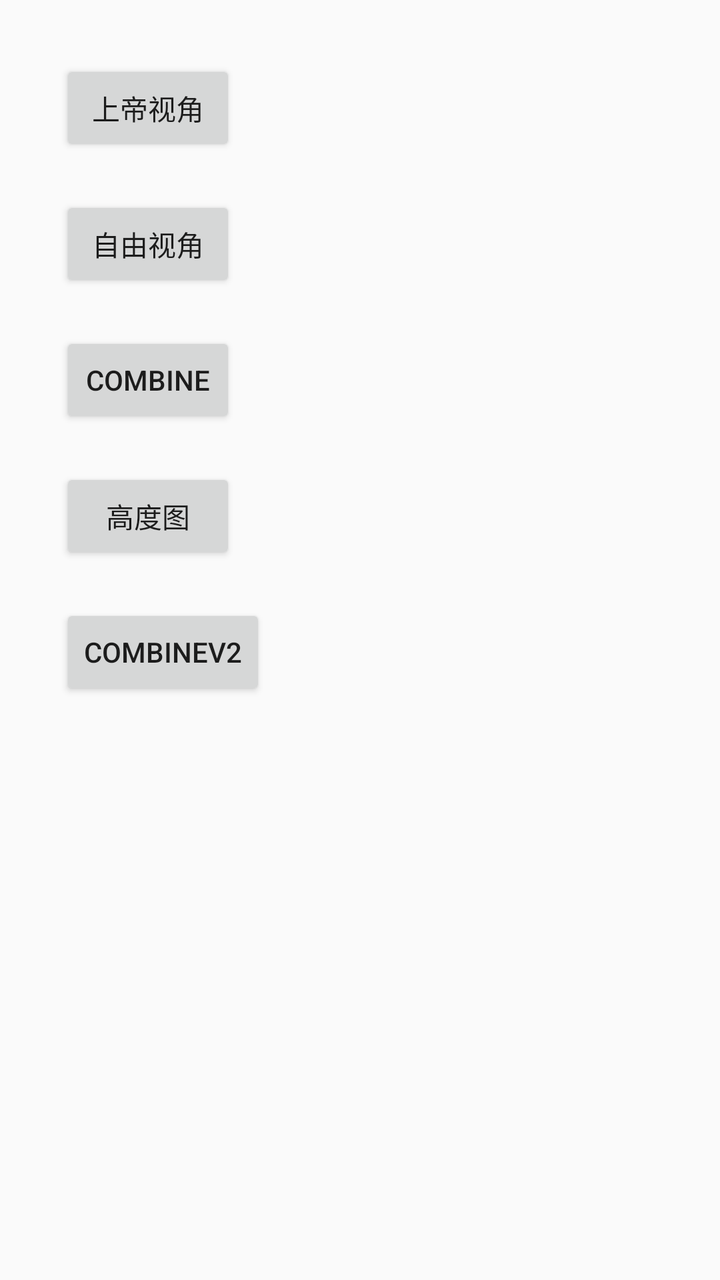
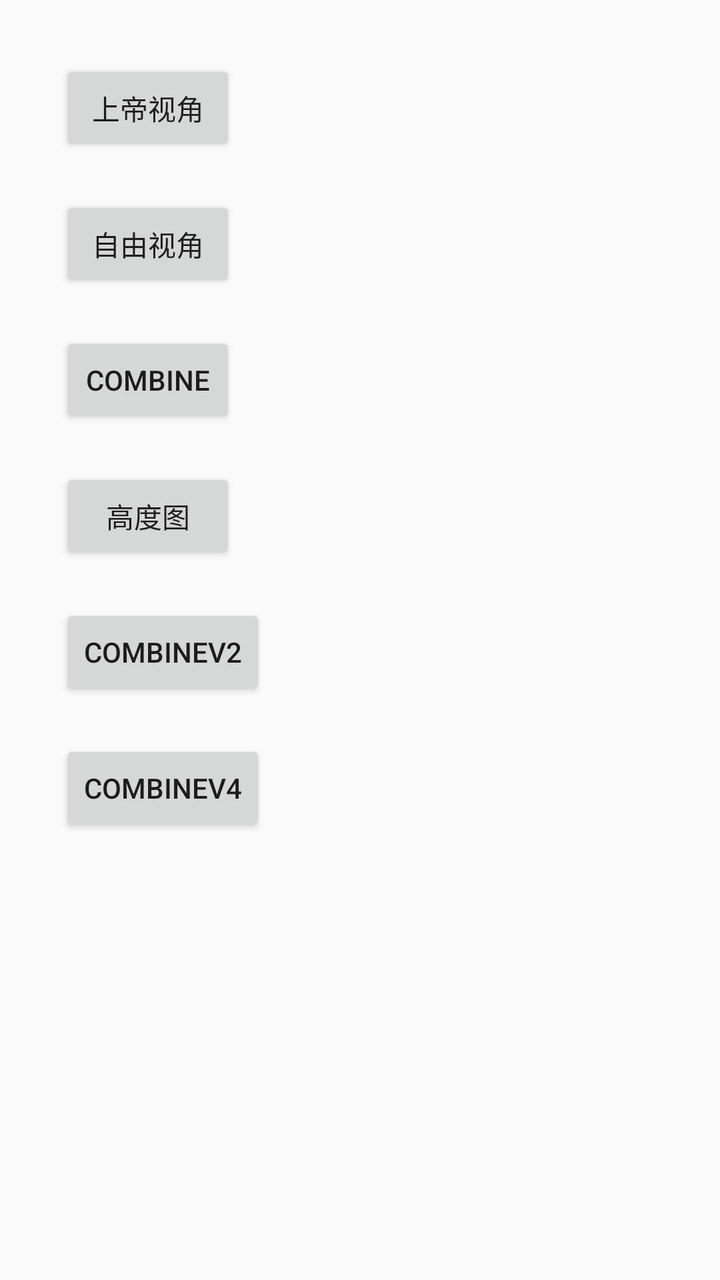

The first picture is an Android layout as it rendered before a commit; the second is the same layout after the commit. The layout source and the unified diff follow.
<!-- AndroidManifest.xml: application theme AppTheme -->
<!-- res/layout/activity_main.xml -->
<?xml version="1.0" encoding="utf-8"?>
<LinearLayout xmlns:android="http://schemas.android.com/apk/res/android"
    xmlns:tools="http://schemas.android.com/tools"
    android:layout_width="match_parent"
    android:layout_height="match_parent"
    android:orientation="vertical"
    android:padding="30dp"
    tools:context=".TerrainGLActivity">

    <Button
        android:id="@+id/sd_bt"
        android:layout_width="wrap_content"
        android:layout_height="wrap_content"
        android:text="上帝视角" />

    <Button
        android:id="@+id/zy_bt"
        android:layout_width="wrap_content"
        android:layout_height="wrap_content"
        android:layout_marginTop="20dp"
        android:text="自由视角" />

    <Button
        android:id="@+id/combine_bt"
        android:layout_width="wrap_content"
        android:layout_height="wrap_content"
        android:layout_marginTop="20dp"
        android:text="Combine" />
    <Button
        android:id="@+id/height_map_bt"
        android:layout_width="wrap_content"
        android:layout_height="wrap_content"
        android:layout_marginTop="20dp"
        android:text="高度图" />


    <Button
        android:id="@+id/combine_v2_bt"
        android:layout_width="wrap_content"
        android:layout_height="wrap_content"
        android:layout_marginTop="20dp"
        android:text="CombineV2" />


</LinearLayout>
<!-- resources referenced by this layout -->
<resources>
  <style name="AppTheme" parent="Theme.AppCompat.Light.DarkActionBar">
          
          <item name="colorPrimary">@color/colorPrimary</item>
          <item name="colorPrimaryDark">@color/colorPrimaryDark</item>
          <item name="colorAccent">@color/colorAccent</item>
      </style>
  <color name="colorPrimary">#008577</color>
  <color name="colorPrimaryDark">#00574B</color>
  <color name="colorAccent">#D81B60</color>
</resources>

<!-- the commit's change to res/layout/activity_main.xml (unified diff, before → after) -->
@@ -41,5 +41,12 @@
         android:layout_marginTop="20dp"
         android:text="CombineV2" />
 
+    <Button
+        android:id="@+id/combine_v4_bt"
+        android:layout_width="wrap_content"
+        android:layout_height="wrap_content"
+        android:layout_marginTop="20dp"
+        android:text="CombineV4" />
+
 
 </LinearLayout>
